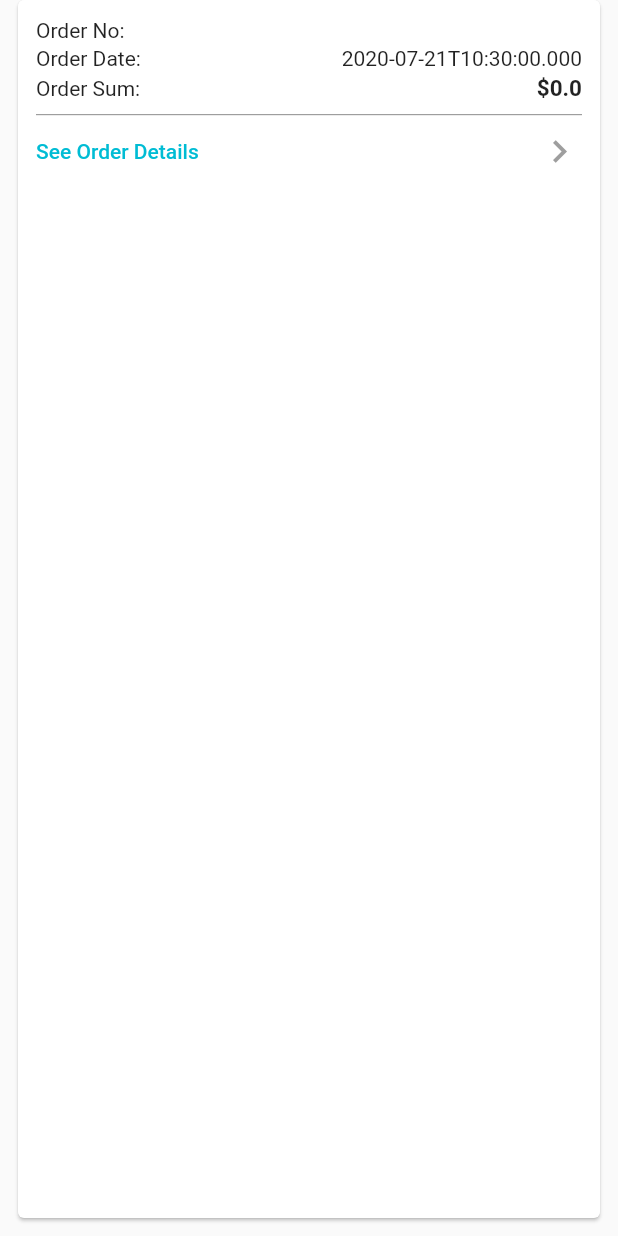
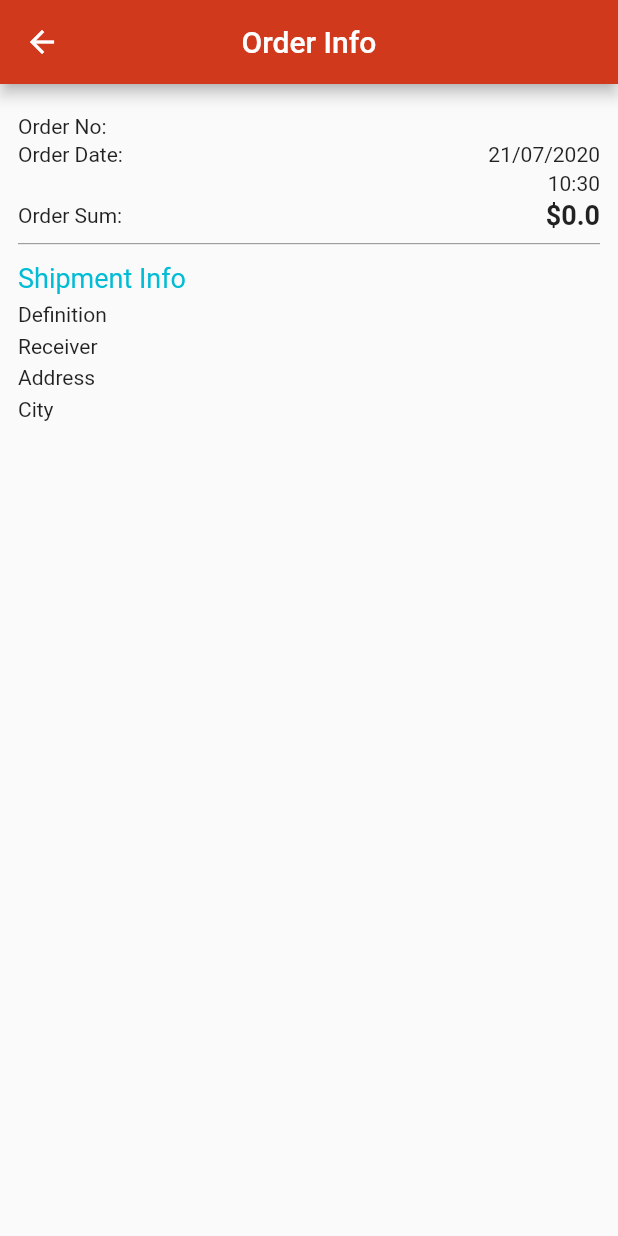
Before and after one commit to komnatadeveloper/tech_store, a Flutter app: the OrderItemWidget widget shown alone on an empty page, opened directly with empty values, after a tap on "See Order Details", on a phone screen of 412 x 824 dp. Run offline on Flutter 3.47's test engine with Material 2 defaults, Android fonts, the phone set to English and light mode, and no system bars; our stand-ins replace carousel_slider, flutter_credit_card, jiffy; missing offline and left inert: flutter_mobile_carousel; accounts and stored records are empty.

Commit message:
Order Pages have improvements

```diff
--- a/lib/main.dart
+++ b/lib/main.dart
@@ -20,6 +20,7 @@ import './screens/order_details/order_details_screen.dart';
 import './screens/order_address_details/order_address_details_screen.dart';
 import './screens/create_new_address/create_new_address_screen.dart';
 import './screens/my_orders/my_orders_screen.dart';
+import './screens/single_order/single_order_screen.dart';
 
 
 void main() {
@@ -144,6 +145,7 @@ class _MyAppState extends State<MyApp> {
           OrderAddressDetailsScreen.routeName : (ctx) => OrderAddressDetailsScreen(),
           CreateNewAddressScreen.routeName : (ctx) => CreateNewAddressScreen(),
           MyOrdersScreen.routeName : (ctx) => MyOrdersScreen(),
+          SingleOrderScreen.routeName: (ctx) => SingleOrderScreen(),
         },
       ),
     );
--- a/lib/screens/my_orders/my_orders_screen.dart
+++ b/lib/screens/my_orders/my_orders_screen.dart
@@ -27,7 +27,7 @@ class _MyOrdersScreenState extends State<MyOrdersScreen> {
         _isInited = true;
       });
       Provider.of<OrderProvider>(context).getOrders(
-      date: 'today'
+      date: '1month'
       ).then(( result ) {
         setState(() {
           _orderList = result;
--- a/lib/screens/my_orders/order_item_widget.dart
+++ b/lib/screens/my_orders/order_item_widget.dart
@@ -1,6 +1,9 @@
 import 'package:flutter/material.dart';
+import 'package:intl/intl.dart' as intl;
 // Models
 import '../../models/order_model.dart';
+// Screens
+import '../single_order/single_order_screen.dart';
 
 class OrderItemWidget extends StatelessWidget {
   final _rowVerticalSpace = 3.0;
@@ -15,8 +18,9 @@ class OrderItemWidget extends StatelessWidget {
         margin: EdgeInsets.only(
           left: 12,
           right: 12,
-          bottom: 12
+          bottom: 20
         ),
+        elevation: 5,
         child: Container(
           padding: EdgeInsets.only(
             top: 12,
@@ -44,7 +48,12 @@ class OrderItemWidget extends StatelessWidget {
                     'Order Date:'
                   ),
                   Text(
-                    orderModel.date.toIso8601String()
+                    // orderModel.date.toIso8601String()
+                    intl.DateFormat(
+                      'dd/MM/yyyy'
+                    ).format(
+                      orderModel.date
+                    )
                   ),
                 ],
               ),
@@ -90,7 +99,14 @@ class OrderItemWidget extends StatelessWidget {
                   ],
                 ),
 
-                onPressed: () {},
+                onPressed: () {
+                  Navigator.of(context).pushNamed(
+                    SingleOrderScreen.routeName,
+                    arguments: {
+                      'orderModel': orderModel
+                    }
+                  );
+                },
 
               )
 
--- /dev/null
+++ b/lib/screens/single_order/single_order_screen.dart
@@ -0,0 +1,233 @@
+import 'package:flutter/material.dart';
+import 'package:intl/intl.dart' as intl;
+// Models
+import '../../models/order_model.dart';
+// Components
+import './product_item.dart';
+
+class SingleOrderScreen extends StatefulWidget {
+  static const routeName = '/single-order-info';
+
+  @override
+  _SingleOrderScreenState createState() => _SingleOrderScreenState();
+}
+
+// ----------------------------  STATE  -------------------------
+class _SingleOrderScreenState extends State<SingleOrderScreen> {
+  final _appbarBackgroundColor = Color.fromRGBO(208, 57, 28, 1);
+  final _rowVerticalSpace = 3.0;
+  bool _isInited = false;
+  OrderModel _orderModel;
+
+
+  @override
+  void didChangeDependencies() {
+    if( !_isInited ) {
+      print('SingleOrderScreen -> didChangeDependencies');
+      final routeArgs = ModalRoute.of(context).settings.arguments as Map<String, dynamic>;
+      print('routeArgs ->');
+      print(routeArgs);
+      if(routeArgs['orderModel'] != null) {
+        print('SingleOrderScreen -> didChangeDependencies -> routeArgs -> orderModel ->');
+        print(routeArgs['orderModel'].toString());
+        setState(() {
+          _orderModel = routeArgs['orderModel'] as OrderModel;
+          _isInited = true;
+        });
+      }
+    }
+    super.didChangeDependencies();
+  }
+
+  Widget _initialLoadingWidget () {
+    return Center(
+      child: CircularProgressIndicator(),
+    );
+  }
+
+  @override
+  Widget build(BuildContext context) {
+    return  Scaffold(
+      appBar: AppBar(
+        backgroundColor: _appbarBackgroundColor,
+        title: Text('Order Info'),
+        centerTitle: true,
+      ),
+      body: !_isInited
+        ? _initialLoadingWidget()
+        : Container(
+          height: double.infinity,
+          width: double.infinity,
+          // color: Colors.grey[200],
+          padding: EdgeInsets.only(
+            top: 20,
+            left: 12,
+            right: 12,
+            bottom: 20
+          ),
+          child: SingleChildScrollView(
+            child: Column(
+              children: <Widget>[
+                Row(
+                  mainAxisAlignment: MainAxisAlignment.spaceBetween,
+                  children: <Widget>[
+                    Text(
+                      'Order No:'
+                    ),
+                    Text(
+                      _orderModel.id
+                    ),
+                  ],
+                ),
+                SizedBox(height:_rowVerticalSpace),
+                Row(
+                  mainAxisAlignment: MainAxisAlignment.spaceBetween,
+                  children: <Widget>[
+                    Text(
+                      'Order Date:'
+                    ),
+                    Text(
+                      // orderModel.date.toIso8601String()
+                      intl.DateFormat(
+                        'dd/MM/yyyy'
+                      ).format(
+                        _orderModel.date
+                      )
+                    ),
+                  ],
+                ),
+                SizedBox(height:_rowVerticalSpace),
+                Row(
+                  mainAxisAlignment: MainAxisAlignment.end,
+                  children: <Widget>[
+                    // Text(
+                    //   'Order Date:'
+                    // ),
+                    Text(
+                      // orderModel.date.toIso8601String()
+                      intl.DateFormat(
+                        'hh:mm'
+                      ).format(
+                        _orderModel.date
+                      )
+                    ),
+                  ],
+                ),
+                SizedBox(height:_rowVerticalSpace),
+                Row(
+                  mainAxisAlignment: MainAxisAlignment.spaceBetween,
+                  children: <Widget>[
+                    Text(
+                      'Order Sum:'
+                    ),
+                    Text(
+                      '\$${_orderModel.orderTotalPrice}',
+                      style: TextStyle(
+                        fontSize: 18,
+                        fontWeight: FontWeight.bold
+                      ),
+                    ),
+                  ],
+                ),
+                Container(
+                  margin: EdgeInsets.only(
+                    top:8,
+                    bottom: 12
+                  ),
+                  height: .8,
+                  color: Colors.grey,
+                ),
+                ..._orderModel.items.map(
+                  (orderItemModel) => ProductItem(
+                    orderItemModel: orderItemModel,
+                  )
+                ).toList(),
+                Container(
+                  width: double.infinity,
+                  margin : EdgeInsets.only(
+                    bottom: 6
+                  ),
+                  child: Text(
+                    'Shipment Info',
+                    style: TextStyle(
+                      color: Colors.cyan,
+                      fontSize: 18
+                    ),
+                  ),
+                ),
+                Row(
+                  mainAxisAlignment: MainAxisAlignment.spaceBetween,
+                  children: <Widget>[
+                    Text(
+                      'Definition'
+                    ),
+                    Text(
+                      _orderModel.address.definition
+                    ),
+                  ],
+                ),
+                SizedBox(
+                  height: 5
+                ),
+                Row(
+                  mainAxisAlignment: MainAxisAlignment.spaceBetween,
+                  children: <Widget>[
+                    Text(
+                      'Receiver'
+                    ),
+                    Text(
+                      _orderModel.address.receiver
+                    ),
+                  ],
+                ),
+                SizedBox(
+                  height: 5
+                ),
+                Row(
+                  mainAxisAlignment: MainAxisAlignment.spaceBetween,
+                  crossAxisAlignment: CrossAxisAlignment.start,
+                  children: <Widget>[
+                    Text(
+                      'Address'
+                    ),
+                    Expanded(
+                      child: Container(
+                        margin: EdgeInsets.only(
+                          left: 16
+                        ),
+                        alignment: Alignment.topRight,
+                        child: Text(
+                          _orderModel.address.addressString,
+                          maxLines: 4,
+                          overflow: TextOverflow.clip,
+                        ),
+                      ),
+                    ),
+                  ],
+                ),
+                SizedBox(
+                  height: 5
+                ),
+                Row(
+                  mainAxisAlignment: MainAxisAlignment.spaceBetween,
+                  children: <Widget>[
+                    Text(
+                      'City'
+                    ),
+                    Text(
+                      _orderModel.address.city
+                    ),
+                  ],
+                ),
+                SizedBox(
+                  height: 5
+                ),
+
+              ],
+            ),
+          ),
+        ),
+
+    );
+  }
+}
--- a/pubspec.yaml
+++ b/pubspec.yaml
@@ -29,6 +29,11 @@ dependencies:
 
   # for TOP slider on home screen
   carousel_slider: ^2.1.0
+
+  # for converting Date Class  to String
+  intl: ^0.16.1
+  # to parse data from API to Date Data Type
+  jiffy: ^3.0.1
 
   # For most popular products slider
   flutter_mobile_carousel: ^1.0.3
```
Also changed, not shown: lib/providers/order_provider.dart (+16 -3 lines), lib/screens/create_new_address/create_new_address_screen.dart (+35 -1 lines), lib/screens/order_details/order_details_screen.dart (+24 -5 lines), lib/screens/single_order/product_item.dart (added, +109 -0 lines), pubspec.lock.
